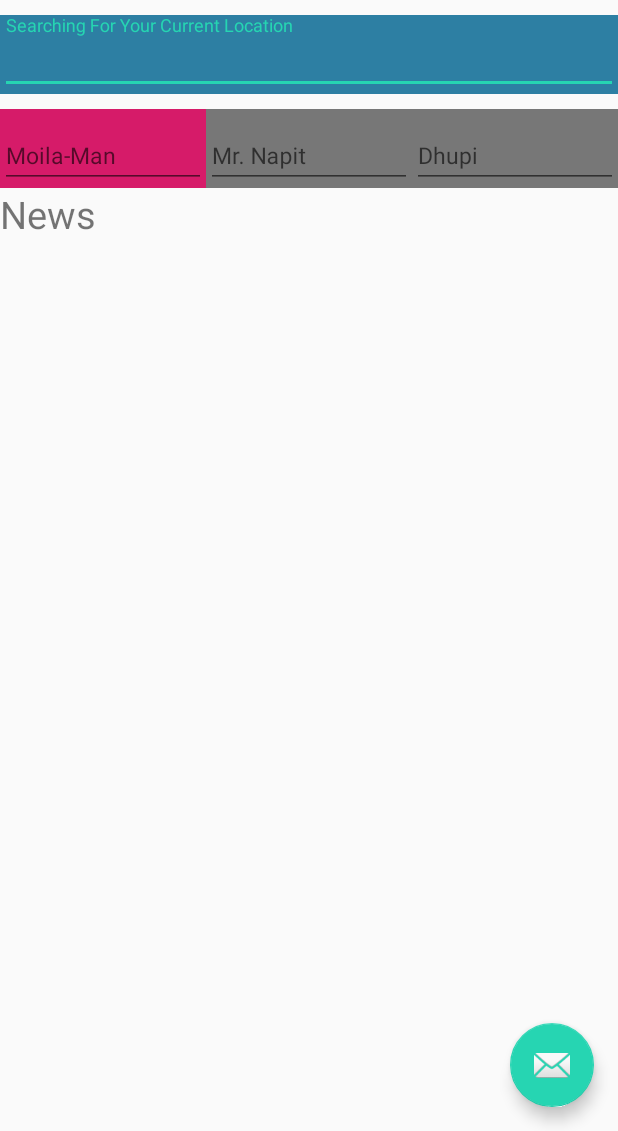
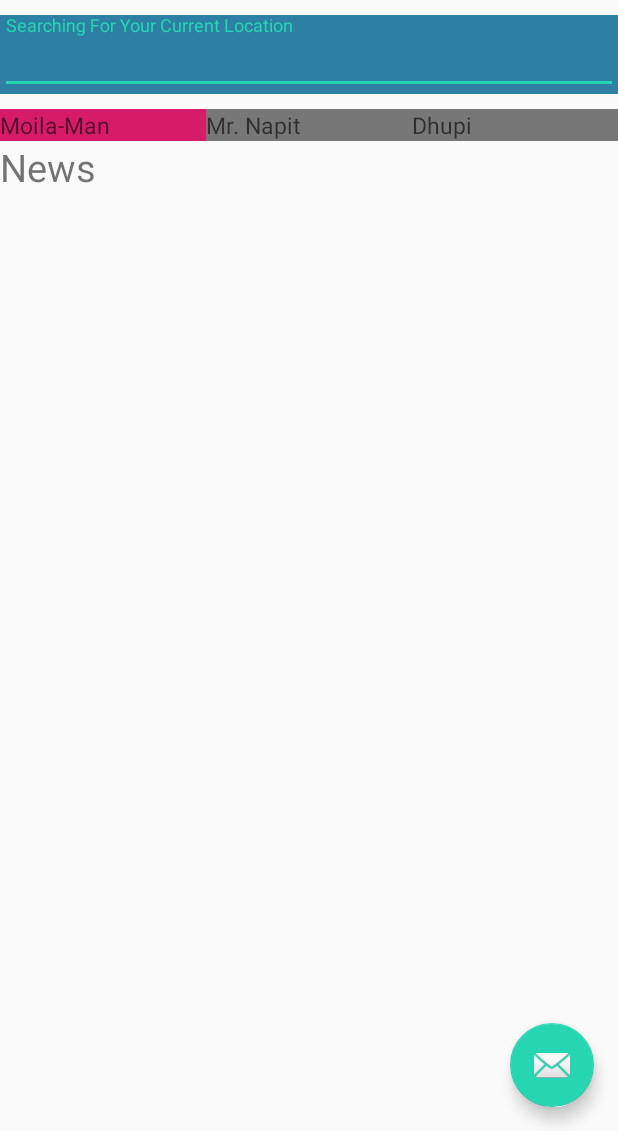
Before and after one commit to ishraklancer/shohay_main, an Android app: the HomeFragment screen opened directly, with no data from a screen before it, on a phone screen of 412 x 824 dp, the part 105-1236 px from its top. Run offline under Robolectric (Android 15) with nearby library versions, the phone set to English and light mode, and no system bars.

Commit message:
commit 2

```diff
--- a/app/src/main/res/layout/fragment_home.xml
+++ b/app/src/main/res/layout/fragment_home.xml
@@ -52,7 +52,7 @@
                 android:layout_weight="1"
                 android:background="@color/primary">
 
-                <EditText
+                <TextView
                     android:layout_width="match_parent"
                     android:layout_height="wrap_content"
                     android:layout_gravity="center"
@@ -67,7 +67,7 @@
                 android:layout_weight="1"
                 android:background="@color/monsoon">
 
-                <EditText
+                <TextView
                     android:layout_width="match_parent"
                     android:layout_height="wrap_content"
                     android:layout_gravity="center"
@@ -82,7 +82,7 @@
                 android:layout_weight="1"
                 android:background="@color/monsoon">
 
-                <EditText
+                <TextView
                     android:layout_width="match_parent"
                     android:layout_height="wrap_content"
                     android:layout_gravity="center"
@@ -99,6 +99,12 @@
             android:text="News"
             android:textSize="25sp" />
 
+        <ListView
+            android:layout_width="match_parent"
+            android:layout_height="wrap_content">
+
+        </ListView>
+
 
     </LinearLayout>
 </FrameLayout>
```
Also changed, not shown: app/src/main/res/layout/history_item.xml (added, +38 -0 lines), app/src/main/res/layout/order_item.xml (added, +38 -0 lines).
